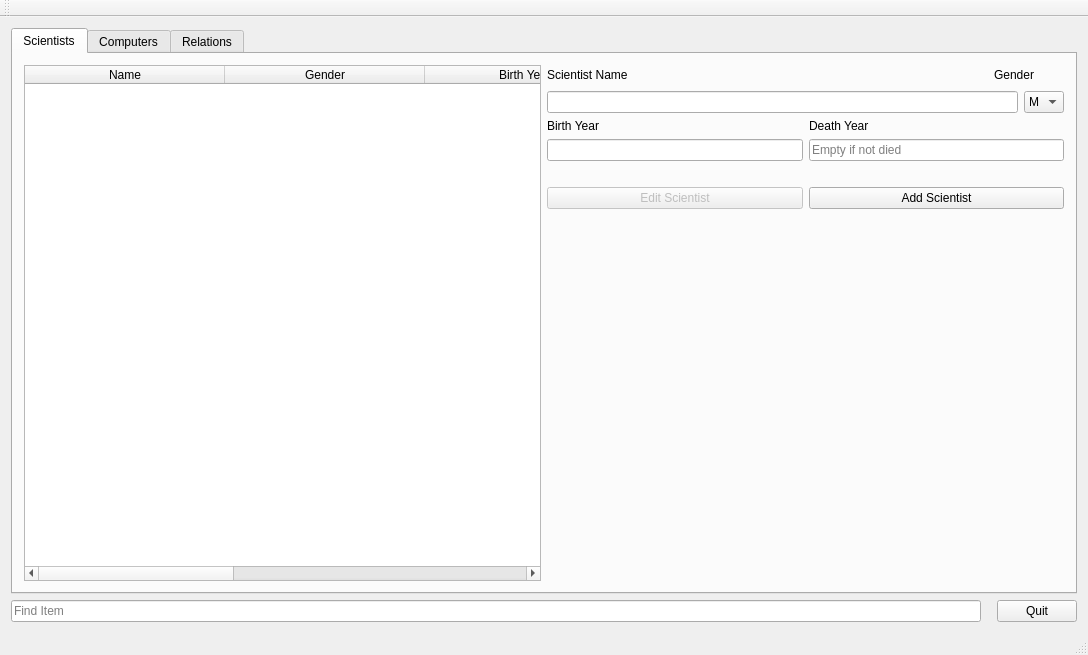
bennisverrir/Golfing-Union-of-Ireland, file mainwindow.ui: the form before one commit.
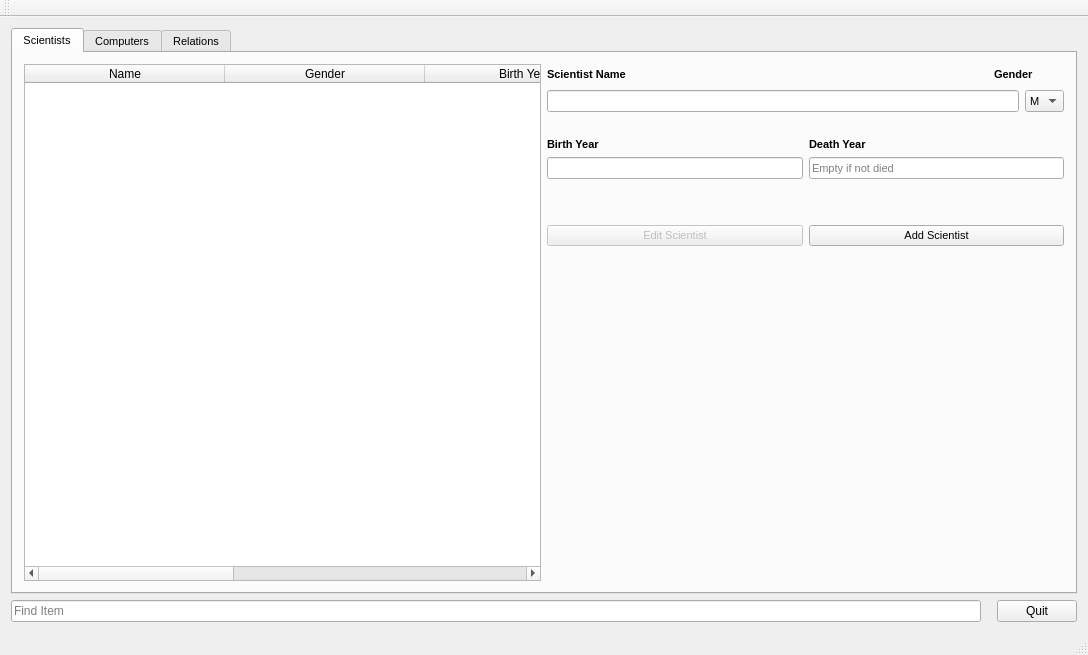
The form after the commit. The open tabs and pages were chosen to show the change.

Commit message: nreuta utliti

The edit to the form file:
```diff
--- a/mainwindow.ui
+++ b/mainwindow.ui
@@ -29,6 +29,14 @@
             <property name="enabled">
              <bool>true</bool>
             </property>
+            <property name="font">
+             <font>
+              <family>Arial</family>
+              <pointsize>8</pointsize>
+              <weight>50</weight>
+              <bold>false</bold>
+             </font>
+            </property>
             <property name="tabPosition">
              <enum>QTabWidget::North</enum>
             </property>
@@ -100,6 +108,14 @@
                      <layout class="QHBoxLayout" name="horizontalLayout_19">
                       <item>
                        <widget class="QLabel" name="labelScientistName">
+                        <property name="font">
+                         <font>
+                          <family>Arial</family>
+                          <pointsize>8</pointsize>
+                          <weight>75</weight>
+                          <bold>true</bold>
+                         </font>
+                        </property>
                         <property name="text">
                          <string>Scientist Name  </string>
                         </property>
@@ -123,6 +139,13 @@
                       </item>
                       <item>
                        <widget class="QLabel" name="labelGender">
+                        <property name="font">
+                         <font>
+                          <family>Arial</family>
+                          <weight>75</weight>
+                          <bold>true</bold>
+                         </font>
+                        </property>
                         <property name="text">
                          <string>Gender</string>
                         </property>
@@ -150,6 +173,12 @@
                      <layout class="QHBoxLayout" name="horizontalLayout_12">
                       <item>
                        <widget class="QLineEdit" name="ScientistName">
+                        <property name="font">
+                         <font>
+                          <weight>50</weight>
+                          <bold>false</bold>
+                         </font>
+                        </property>
                         <property name="inputMask">
                          <string/>
                         </property>
@@ -183,10 +212,30 @@
                       </item>
                      </layout>
                     </item>
+                    <item>
+                     <spacer name="horizontalSpacer_8">
+                      <property name="orientation">
+                       <enum>Qt::Horizontal</enum>
+                      </property>
+                      <property name="sizeHint" stdset="0">
+                       <size>
+                        <width>40</width>
+                        <height>20</height>
+                       </size>
+                      </property>
+                     </spacer>
+                    </item>
                     <item>
                      <layout class="QHBoxLayout" name="horizontalLayout_20">
                       <item>
                        <widget class="QLabel" name="labelBirthName">
+                        <property name="font">
+                         <font>
+                          <family>Arial</family>
+                          <weight>75</weight>
+                          <bold>true</bold>
+                         </font>
+                        </property>
                         <property name="text">
                          <string>Birth Year</string>
                         </property>
@@ -194,6 +243,12 @@
                       </item>
                       <item>
                        <widget class="QLabel" name="labelDeatYear">
+                        <property name="font">
+                         <font>
+                          <weight>75</weight>
+                          <bold>true</bold>
+                         </font>
+                        </property>
                         <property name="text">
                          <string>Death Year</string>
                         </property>
@@ -205,6 +260,14 @@
                      <layout class="QHBoxLayout" name="horizontalLayout_13">
                       <item>
                        <widget class="QLineEdit" name="ScientistBorn">
+                        <property name="font">
+                         <font>
+                          <family>Arial</family>
+                          <pointsize>8</pointsize>
+                          <weight>50</weight>
+                          <bold>false</bold>
+                         </font>
+                        </property>
                         <property name="text">
                          <string/>
                         </property>
@@ -215,6 +278,12 @@
                       </item>
                       <item>
                        <widget class="QLineEdit" name="ScientistDeath">
+                        <property name="font">
+                         <font>
+                          <weight>50</weight>
+                          <bold>false</bold>
+                         </font>
+                        </property>
                         <property name="text">
                          <string/>
                         </property>
@@ -242,6 +311,19 @@
                   </property>
                  </spacer>
                 </item>
+                <item>
+                 <spacer name="horizontalSpacer_10">
+                  <property name="orientation">
+                   <enum>Qt::Horizontal</enum>
+                  </property>
+                  <property name="sizeHint" stdset="0">
+                   <size>
+                    <width>40</width>
+                    <height>20</height>
+                   </size>
+                  </property>
+                 </spacer>
+                </item>
                 <item>
                  <layout class="QHBoxLayout" name="horizontalLayout_8">
                   <item>
@@ -249,6 +331,11 @@
                     <property name="enabled">
                      <bool>false</bool>
                     </property>
+                    <property name="font">
+                     <font>
+                      <family>Arial</family>
+                     </font>
+                    </property>
                     <property name="text">
                      <string>Edit Scientist</string>
                     </property>
@@ -256,6 +343,11 @@
                   </item>
                   <item>
                    <widget class="QPushButton" name="ButtonAddScientist">
+                    <property name="font">
+                     <font>
+                      <family>Arial</family>
+                     </font>
+                    </property>
                     <property name="text">
                      <string>Add Scientist</string>
                     </property>
```
Left out of the diff: 71 changed lines with no effect on the pictures.
